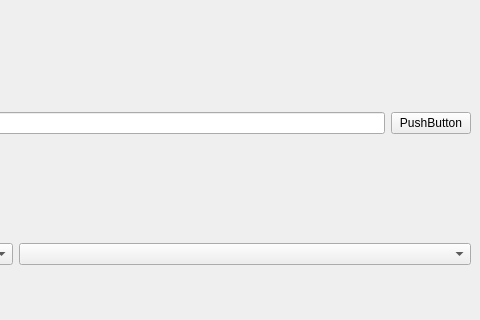
Before: the Qt Designer form src/gui/untitled.ui in coolka1234/GCodeOptimizer, drawn with Qt 5; both pictures show x 449 to 929 and y 0 to 320 of the 929 by 533 pixel window.
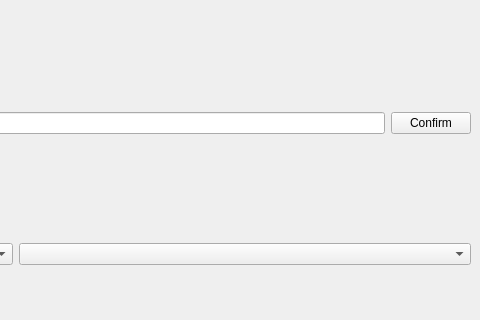
After: the same form once the commit is applied.

Commit message: better names

What changed in the file:
```diff
--- a/src/gui/untitled.ui
+++ b/src/gui/untitled.ui
@@ -25,7 +25,10 @@
         <item>
          <widget class="QPushButton" name="pushButton">
           <property name="text">
-           <string>PushButton</string>
+           <string>Confirm</string>
+          </property>
+          <property name="default">
+           <bool>false</bool>
           </property>
          </widget>
         </item>
```
Left out of the diff: 6 changed lines with no effect on the pictures.
